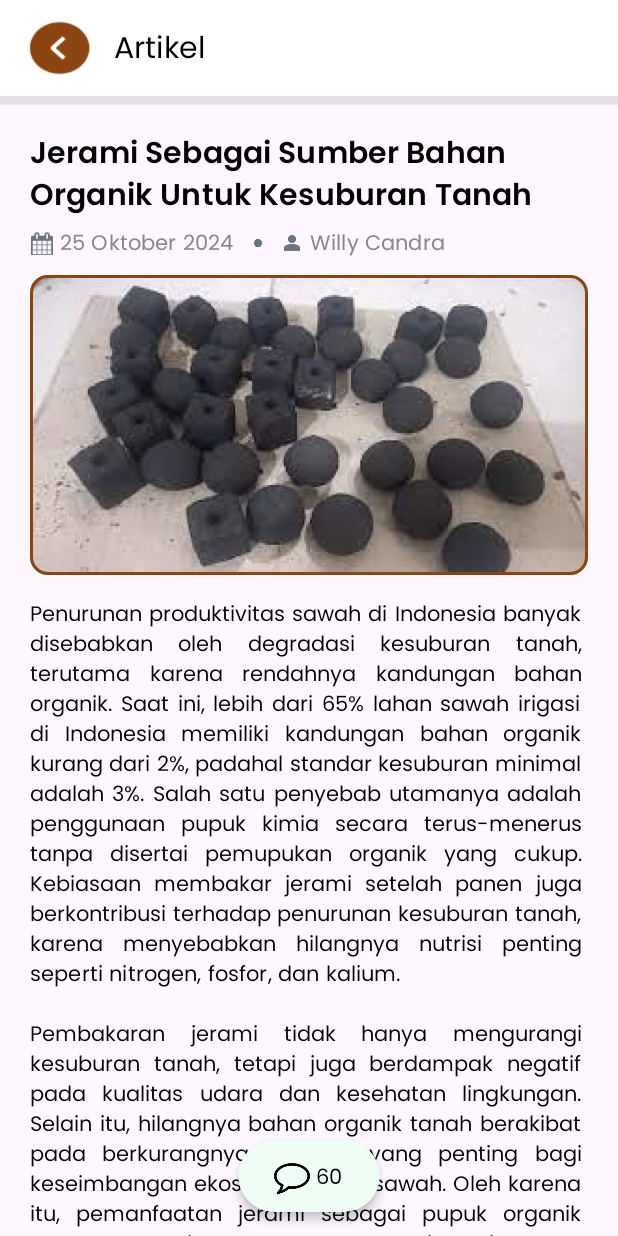
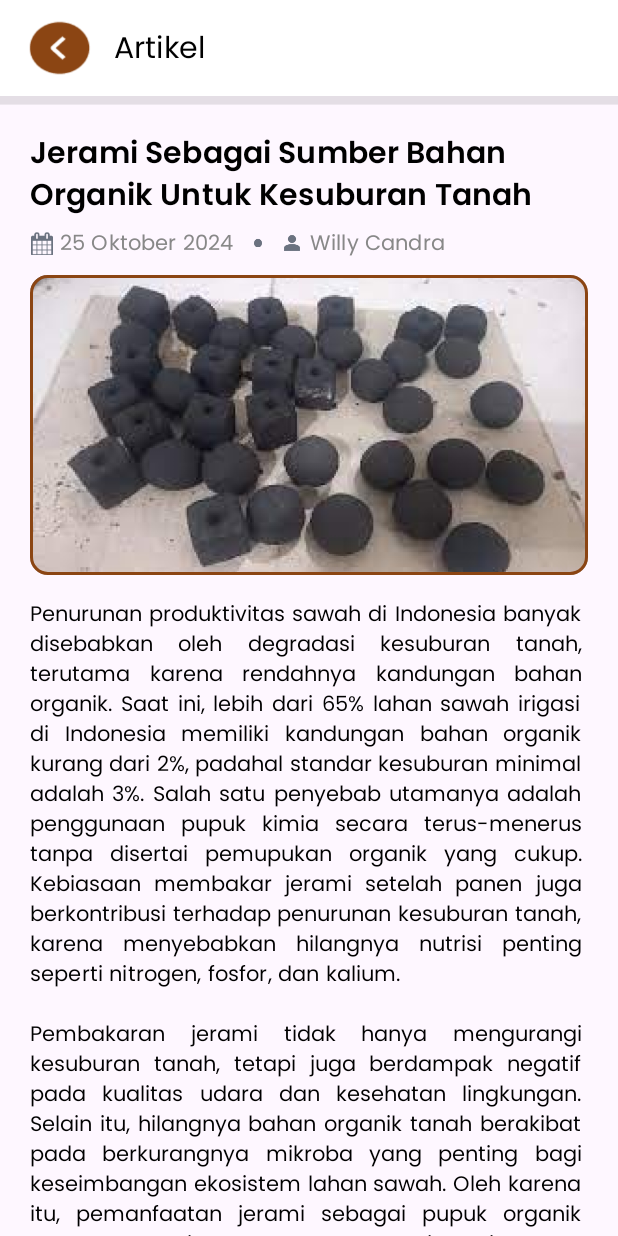
Before and after one commit to muhammadrofi12/Agrofy_App, an Android app built with Jetpack Compose: the @Preview function PreviewDetailArticle, on a phone screen of 412 x 824 dp. Run offline under Robolectric (Android 15) with nearby library versions, the phone set to English and light mode, and no system bars.

Commit message:
remove comment di artikel, karena gk jadi dipakai dulu

```diff
--- a/app/src/main/java/com/example/agrofy_app/ui/screen/pemberdayaan/DetailArtikelScreen.kt
+++ b/app/src/main/java/com/example/agrofy_app/ui/screen/pemberdayaan/DetailArtikelScreen.kt
@@ -182,14 +182,6 @@ fun DetailArtikelScreen(
                     }
                 }
             }
-
-            // Floating Comment Button
-            FloatingCommentButton(
-                commentCount = 60,
-                onClick = {
-                    navController.navigate("komentar_artikel")
-                },
-            )
         }
     }
 }
@@ -225,53 +217,6 @@ fun VideoButton(onClick: () -> Unit) {
     }
 }
 
-@Composable
-fun FloatingCommentButton(
-    commentCount: Int,
-    onClick: () -> Unit
-) {
-    Box(
-        modifier = Modifier
-            .fillMaxSize()
-            .padding(bottom = 16.dp),
-        contentAlignment = Alignment.BottomCenter
-    ) {
-        Button(
-            onClick = onClick,
-            colors = ButtonDefaults.buttonColors(
-                containerColor = GreenLight,
-            ),
-            shape = RoundedCornerShape(50),
-            modifier = Modifier
-                .height(48.dp)
-                .shadow(4.dp, RoundedCornerShape(50)),
-            elevation = ButtonDefaults.buttonElevation(
-                defaultElevation = 4.dp
-            )
-        ) {
-            Row(
-                verticalAlignment = Alignment.CenterVertically,
-                horizontalArrangement = Arrangement.Center
-            ) {
-                Icon(
-                    painter = painterResource(id = R.drawable.ic_comment),
-                    contentDescription = "Comment Icon",
-                    tint = Color.Black,
-                    modifier = Modifier.size(24.dp)
-                )
-                Spacer(modifier = Modifier.width(4.dp))
-                Text(
-                    text = commentCount.toString(),
-                    style = PoppinsRegular14,
-                    color = Color.Black
-                )
-            }
-        }
-    }
-}
-
-
-
 @Preview(showBackground = true)
 @Composable
 fun PreviewDetailArticle() {
```
Also changed, not shown: app/src/main/java/com/example/agrofy_app/MainActivity.kt (+16 -19 lines), app/src/main/java/com/example/agrofy_app/ui/screen/pemberdayaan/KomentarScreen.kt (deleted, +0 -231 lines).
